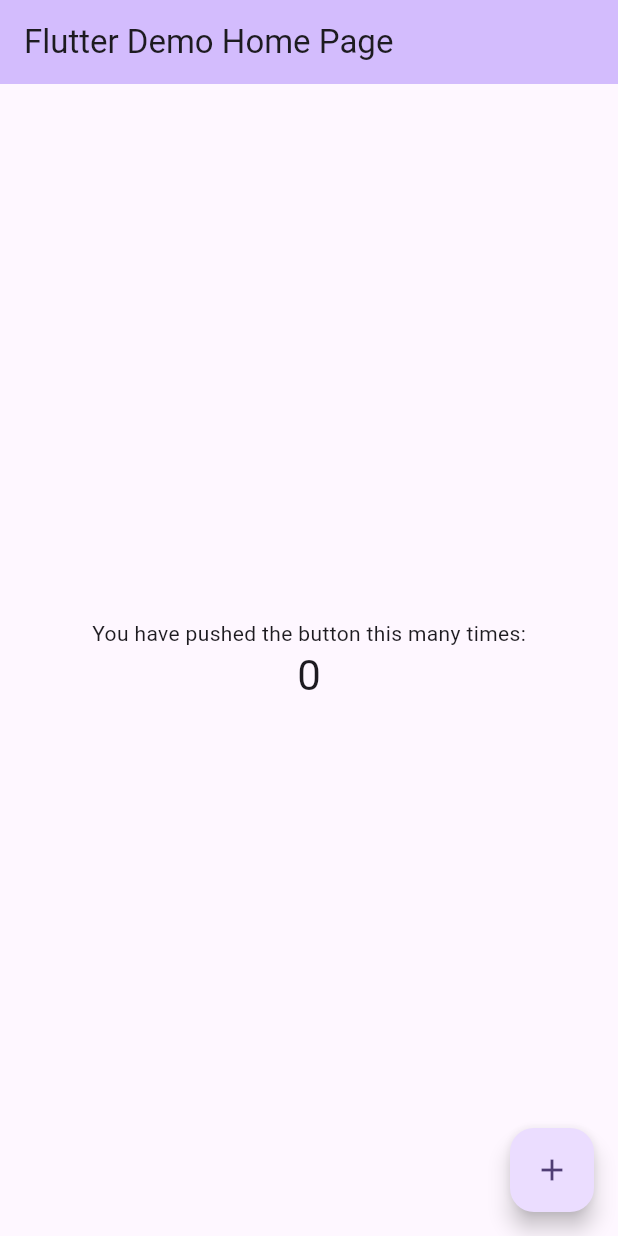
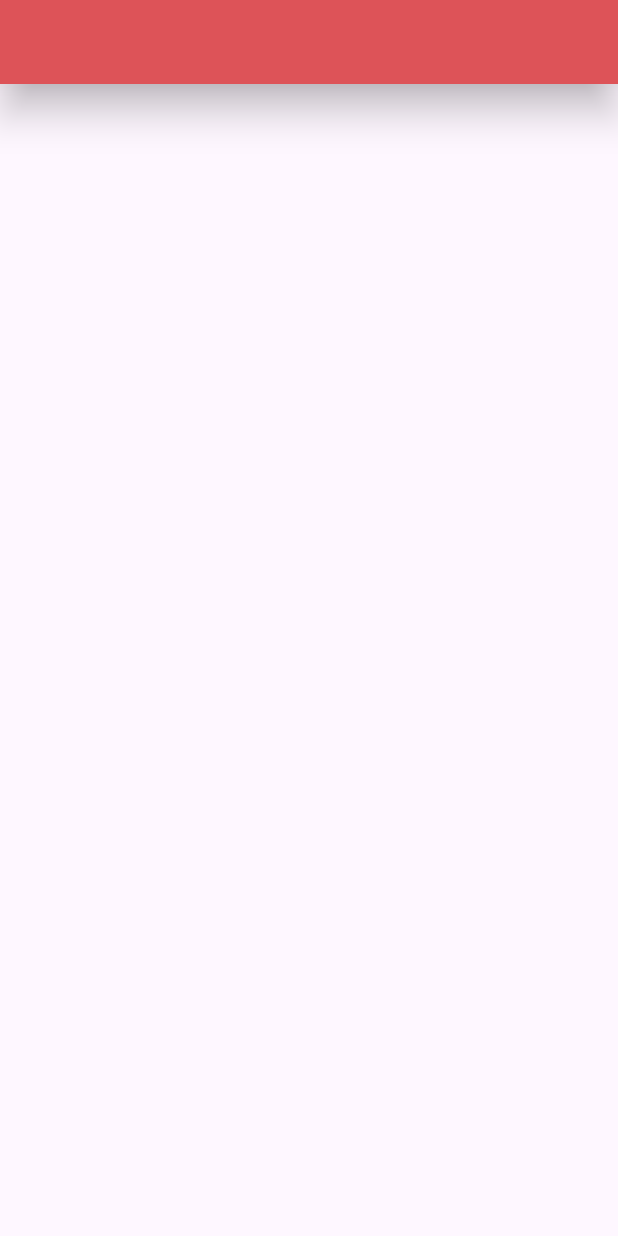
Before and after one commit to MaxTrsD/voucher_gen, a Flutter app: the screen it shows after launch, on a phone screen of 412 x 824 dp. Run offline on Flutter 3.47's test engine with Material 3 defaults, Android fonts, the phone set to English and light mode, and no system bars.

Commit message:
Outro commit

```diff
--- a/lib/main.dart
+++ b/lib/main.dart
@@ -1,4 +1,5 @@
 import 'package:flutter/material.dart';
+import 'package:voucher_gen/telas/voucher_home.dart';
 
 void main() {
   runApp(const MyApp());
@@ -10,58 +11,12 @@ class MyApp extends StatelessWidget {
   @override
   Widget build(BuildContext context) {
     return MaterialApp(
+      debugShowCheckedModeBanner: false,
       title: 'Flutter Demo',
       theme: ThemeData(
         colorScheme: ColorScheme.fromSeed(seedColor: Colors.deepPurple),
       ),
-      home: const MyHomePage(title: 'Flutter Demo Home Page'),
+      home: const voucher_home(),
     );
   }
 }
-
-class MyHomePage extends StatefulWidget {
-  const MyHomePage({super.key, required this.title});
-
-  final String title;
-
-  @override
-  State<MyHomePage> createState() => _MyHomePageState();
-}
-
-class _MyHomePageState extends State<MyHomePage> {
-  int _counter = 0;
-
-  void _incrementCounter() {
-    setState(() {
-      _counter++;
-    });
-  }
-
-  @override
-  Widget build(BuildContext context) {
-    return Scaffold(
-      appBar: AppBar(
-        backgroundColor: Theme.of(context).colorScheme.inversePrimary,
-
-        title: Text(widget.title),
-      ),
-      body: Center(
-        child: Column(
-          mainAxisAlignment: MainAxisAlignment.center,
-          children: <Widget>[
-            const Text('You have pushed the button this many times:'),
-            Text(
-              '$_counter',
-              style: Theme.of(context).textTheme.headlineMedium,
-            ),
-          ],
-        ),
-      ),
-      floatingActionButton: FloatingActionButton(
-        onPressed: _incrementCounter,
-        tooltip: 'Increment',
-        child: const Icon(Icons.add),
-      ),
-    );
-  }
-}
--- /dev/null
+++ b/lib/telas/voucher_home.dart
@@ -0,0 +1,18 @@
+import 'package:flutter/material.dart';
+
+class voucher_home extends StatelessWidget {
+  const voucher_home({super.key});
+
+  @override
+  Widget build(BuildContext context) {
+    return Scaffold(
+      appBar: AppBar(
+        title: Text('', style: TextStyle(color: Colors.white)),
+        centerTitle: true,
+        backgroundColor: Colors.red[400],
+        elevation: 10.5,
+        shadowColor: Colors.black,
+      ),
+    );
+  }
+}
--- /dev/null
+++ b/lib/telas/voucher_tela.dart
@@ -0,0 +1,10 @@
+import 'package:flutter/material.dart';
+
+class tela_voucher extends StatelessWidget {
+  const tela_voucher({super.key});
+
+  @override
+  Widget build(BuildContext context) {
+    return const Placeholder();
+  }
+}
```
Also changed, not shown: lib/telas/voucher_login.dart (added).
